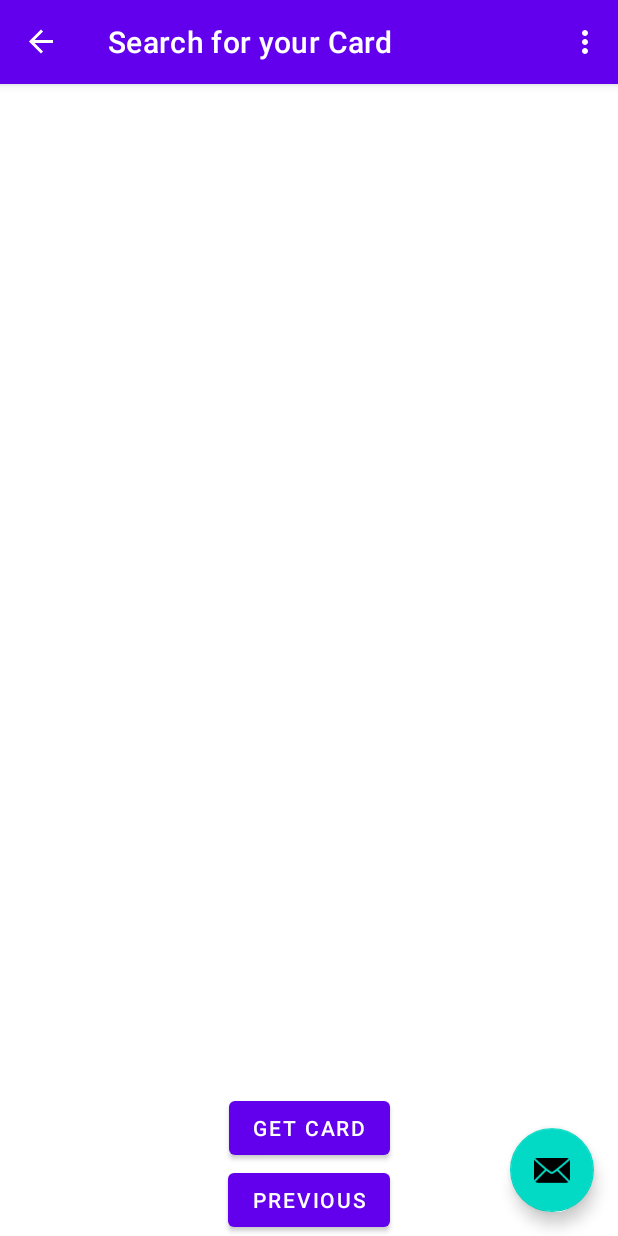
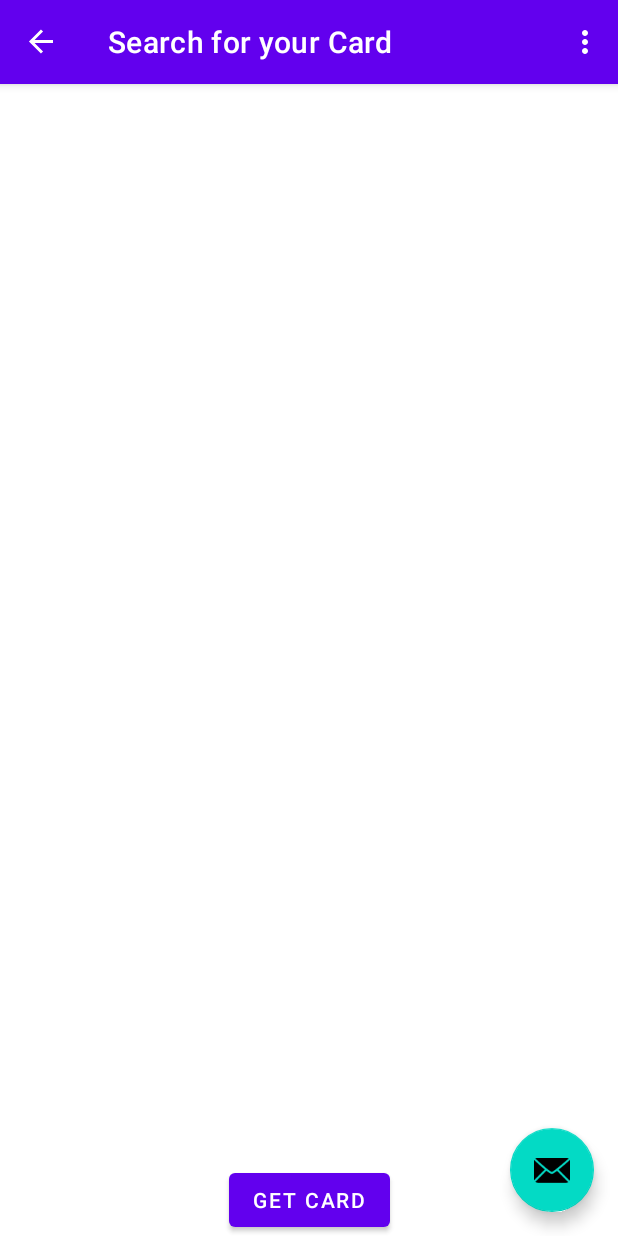
Before and after one commit to dnovaes/pokemeow-android-app, an Android app: the SingleCardFragment screen opened through its navigation route, on a phone screen of 412 x 824 dp. Run offline under Robolectric (Android 15) with nearby library versions, the phone set to English and light mode, and no system bars; our stand-ins replace Dagger/Hilt's generated code, navigation-ui; pictures from the network do not load.

Commit message:
Implement initial layout for search card with bottom sheet

```diff
--- a/pokemontcg/src/main/java/com/dnovaes/pokemontcg/singleCard/views/SingleCardFragment.kt
+++ b/pokemontcg/src/main/java/com/dnovaes/pokemontcg/singleCard/views/SingleCardFragment.kt
@@ -5,13 +5,15 @@ import android.view.LayoutInflater
 import android.view.View
 import android.view.ViewGroup
 import androidx.fragment.app.viewModels
-import androidx.navigation.fragment.findNavController
 import com.bumptech.glide.Glide
 import com.dnovaes.commons.views.BaseFragment
 import com.dnovaes.pokemontcg.R
 import com.dnovaes.pokemontcg.databinding.FragmentSingleCardBinding
 import com.dnovaes.pokemontcg.singleCard.viewmodels.SingleCardViewModel
+import com.google.android.material.bottomsheet.BottomSheetDialog
 import com.google.android.material.snackbar.Snackbar
+import com.google.android.material.textfield.TextInputEditText
+import com.google.android.material.textfield.TextInputLayout
 import dagger.hilt.android.AndroidEntryPoint
 
 @AndroidEntryPoint
@@ -36,7 +38,7 @@ class SingleCardFragment : BaseFragment() {
     override fun onViewCreated(view: View, savedInstanceState: Bundle?) {
         super.onViewCreated(view, savedInstanceState)
         bindElements()
-        subscribeUi()
+        setObservers()
     }
 
     override fun onDestroyView() {
@@ -45,15 +47,13 @@ class SingleCardFragment : BaseFragment() {
     }
 
     private fun bindElements() {
-        binding.btnPrevious.setOnClickListener {
-            findNavController().navigate(R.id.action_SingleCardFragment_to_LauncherFragment)
-        }
+        //findNavController().navigate(R.id.action_SingleCardFragment_to_LauncherFragment)
         binding.btnSingleCard.setOnClickListener {
-            viewModel.getCard("xy1-1")
+            showBottomSheet()
         }
     }
 
-    private fun subscribeUi() {
+    private fun setObservers() {
         viewModel.cardLiveData.observe(viewLifecycleOwner) {
             it.result?.let { card ->
                 Glide.with(this)
@@ -66,4 +66,17 @@ class SingleCardFragment : BaseFragment() {
             }
         }
     }
+
+    private fun showBottomSheet() {
+        val bottomSheet = BottomSheetDialog(this.requireContext())
+        bottomSheet.setContentView(R.layout.bottomsheet_select_expansion_and_card_layout)
+        val cardNumberEditText = bottomSheet.findViewById<TextInputEditText>(R.id.edit_text_card_number)!!
+        val cardNumberInputLayout = bottomSheet.findViewById<TextInputLayout>(R.id.input_layout_card_number)!!
+        cardNumberInputLayout.setEndIconOnClickListener {
+            val cardNumber = cardNumberEditText.text
+            viewModel.getCard("xy1-${cardNumber}")
+            bottomSheet.dismiss()
+        }
+        bottomSheet.show()
+    }
 }
--- a/pokemontcg/src/main/java/com/dnovaes/pokemontcg/singleCard/views/SingleCardFragmentWithoutDI.kt
+++ b/pokemontcg/src/main/java/com/dnovaes/pokemontcg/singleCard/views/SingleCardFragmentWithoutDI.kt
@@ -79,9 +79,6 @@ class SingleCardFragmentWithoutDI : BaseFragment() {
     }
 
     private fun bindElements() {
-        binding.btnPrevious.setOnClickListener {
-            findNavController().navigate(R.id.action_SingleCardFragment_to_LauncherFragment)
-        }
         binding.btnSingleCard.setOnClickListener {
             singleCardViewModel.getCard("xy1-1")
         }
--- a/pokemontcg/src/main/res/layout/fragment_single_card.xml
+++ b/pokemontcg/src/main/res/layout/fragment_single_card.xml
@@ -20,18 +20,8 @@
         android:layout_width="wrap_content"
         android:layout_height="wrap_content"
         android:text="Get Card"
-        app:layout_constraintBottom_toTopOf="@id/btn_previous"
-        app:layout_constraintEnd_toEndOf="parent"
-        app:layout_constraintStart_toStartOf="parent"
-        app:layout_constraintTop_toTopOf="@id/btn_previous" />
-
-    <Button
-        android:id="@+id/btn_previous"
-        android:layout_width="wrap_content"
-        android:layout_height="wrap_content"
-        android:text="@string/previous"
         app:layout_constraintBottom_toBottomOf="parent"
         app:layout_constraintEnd_toEndOf="parent"
-        app:layout_constraintTop_toBottomOf="@id/btn_single_card"
         app:layout_constraintStart_toStartOf="parent" />
+
 </androidx.constraintlayout.widget.ConstraintLayout>
--- a/pokemontcg/src/main/res/values/colors.xml
+++ b/pokemontcg/src/main/res/values/colors.xml
@@ -5,6 +5,7 @@
     <color name="purple_700">#FF3700B3</color>
     <color name="teal_200">#FF03DAC5</color>
     <color name="teal_700">#FF018786</color>
+    <color name="blue">#6688EC</color>
     <color name="black">#FF000000</color>
     <color name="white">#FFFFFFFF</color>
 </resources>
```
